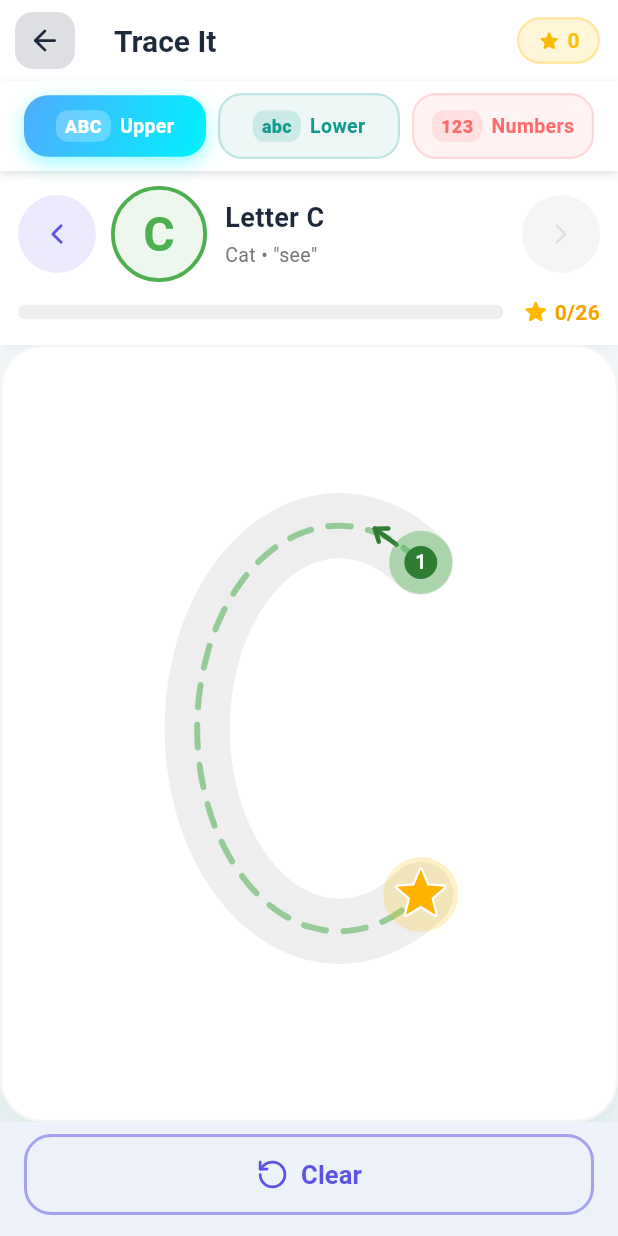
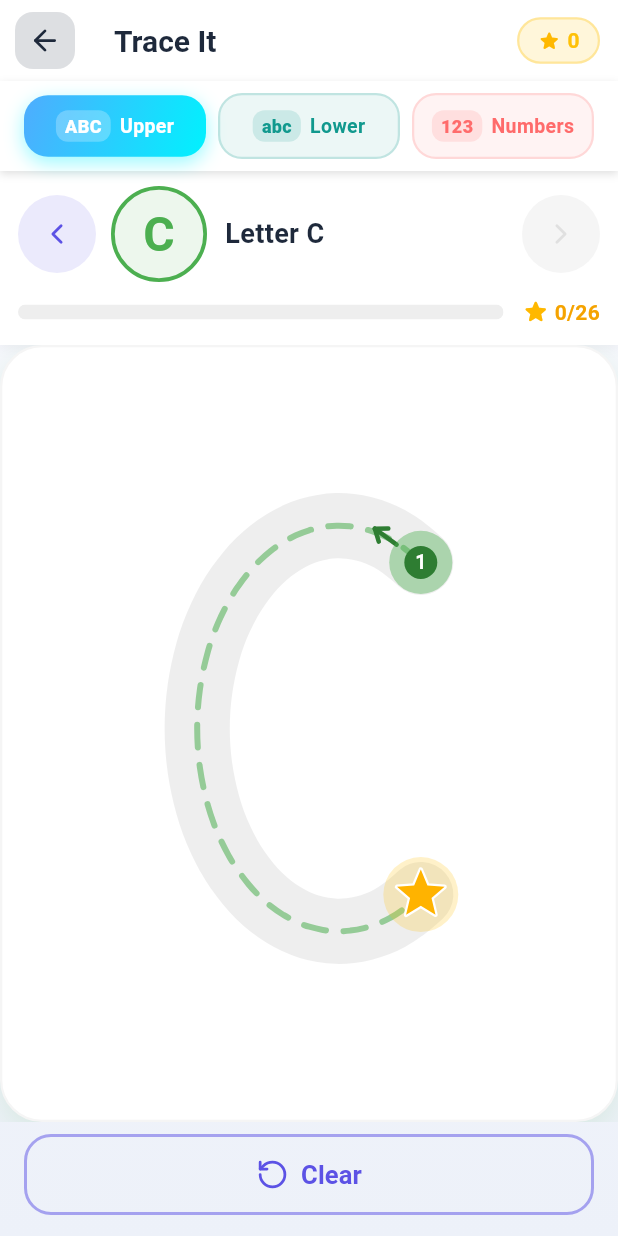
Before and after one commit to Jaijr711/etarabay-app, a Flutter app: the TraceItScreen screen opened directly, swiped to page 3, on a phone screen of 412 x 824 dp. Run offline on Flutter 3.47's test engine with Material 3 defaults, Android fonts, the phone set to English and light mode, and no system bars; our stand-ins replace animated_text_kit, audioplayers, cached_network_image, cloud_firestore, confetti, firebase_auth and 12 more; missing offline and left inert: dart:js_interop, gal; accounts and stored records are empty; network calls fail.

Commit message:
Trace It: remove the example word and sound under the letter label
Co-Authored-By: Claude Opus 5.5 <noreply@anthropic.com>

```diff
--- a/lib/screens/trace_it_screen.dart
+++ b/lib/screens/trace_it_screen.dart
@@ -1389,12 +1389,8 @@ class _TraceItScreenState extends State<TraceItScreen>
                       overflow: TextOverflow.ellipsis,
                       style: const TextStyle(
                           fontSize: 18, fontWeight: FontWeight.bold)),
-                  const SizedBox(height: 2),
-                  Text('${_currentLetter.example} • "${_currentLetter.sound}"',
-                      maxLines: 1,
-                      overflow: TextOverflow.ellipsis,
-                      style:
-                          TextStyle(fontSize: 13, color: Colors.grey.shade600)),
+                  // The example word and its sound ("Ten • 'ten'") used to
+                  // sit under the label; removed at the team's request.
                 ]),
           ),
           const SizedBox(width: 10),
```
